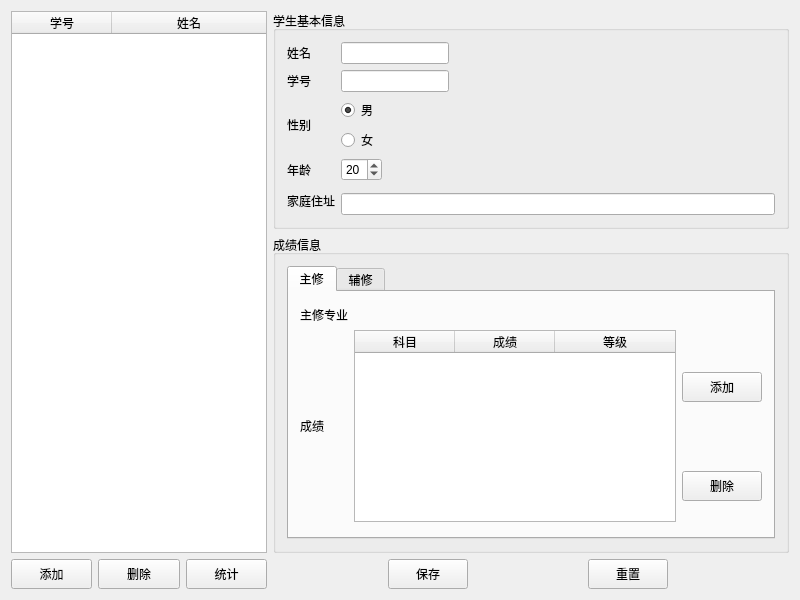
Above: StudentManager/StudentMain.ui from cairijun/homework before the change. Below: the same form after it.
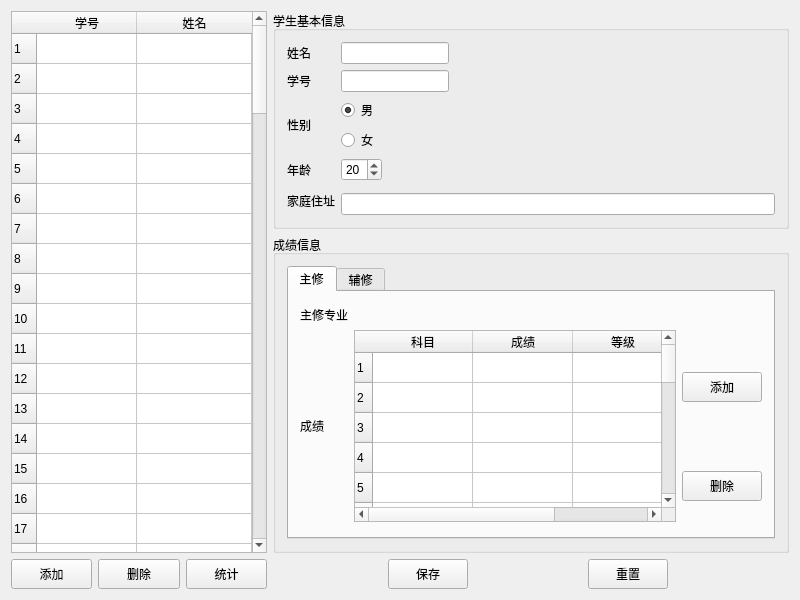
That is the form after the change.

```diff
--- a/StudentManager/StudentMain.ui
+++ b/StudentManager/StudentMain.ui
@@ -199,12 +199,35 @@
               <property name="sortingEnabled">
                <bool>true</bool>
               </property>
+              <property name="rowCount">
+               <number>20</number>
+              </property>
               <attribute name="horizontalHeaderVisible">
                <bool>true</bool>
               </attribute>
               <attribute name="horizontalHeaderStretchLastSection">
                <bool>true</bool>
               </attribute>
+              <row/>
+              <row/>
+              <row/>
+              <row/>
+              <row/>
+              <row/>
+              <row/>
+              <row/>
+              <row/>
+              <row/>
+              <row/>
+              <row/>
+              <row/>
+              <row/>
+              <row/>
+              <row/>
+              <row/>
+              <row/>
+              <row/>
+              <row/>
               <column>
                <property name="text">
                 <string>科目</string>
@@ -557,6 +580,9 @@
      <property name="sortingEnabled">
       <bool>true</bool>
      </property>
+     <property name="rowCount">
+      <number>100</number>
+     </property>
      <property name="columnCount">
       <number>2</number>
      </property>
@@ -566,6 +592,106 @@
      <attribute name="horizontalHeaderStretchLastSection">
       <bool>true</bool>
      </attribute>
+     <row/>
+     <row/>
+     <row/>
+     <row/>
+     <row/>
+     <row/>
+     <row/>
+     <row/>
+     <row/>
+     <row/>
+     <row/>
+     <row/>
+     <row/>
+     <row/>
+     <row/>
+     <row/>
+     <row/>
+     <row/>
+     <row/>
+     <row/>
+     <row/>
+     <row/>
+     <row/>
+     <row/>
+     <row/>
+     <row/>
+     <row/>
+     <row/>
+     <row/>
+     <row/>
+     <row/>
+     <row/>
+     <row/>
+     <row/>
+     <row/>
+     <row/>
+     <row/>
+     <row/>
+     <row/>
+     <row/>
+     <row/>
+     <row/>
+     <row/>
+     <row/>
+     <row/>
+     <row/>
+     <row/>
+     <row/>
+     <row/>
+     <row/>
+     <row/>
+     <row/>
+     <row/>
+     <row/>
+     <row/>
+     <row/>
+     <row/>
+     <row/>
+     <row/>
+     <row/>
+     <row/>
+     <row/>
+     <row/>
+     <row/>
+     <row/>
+     <row/>
+     <row/>
+     <row/>
+     <row/>
+     <row/>
+     <row/>
+     <row/>
+     <row/>
+     <row/>
+     <row/>
+     <row/>
+     <row/>
+     <row/>
+     <row/>
+     <row/>
+     <row/>
+     <row/>
+     <row/>
+     <row/>
+     <row/>
+     <row/>
+     <row/>
+     <row/>
+     <row/>
+     <row/>
+     <row/>
+     <row/>
+     <row/>
+     <row/>
+     <row/>
+     <row/>
+     <row/>
+     <row/>
+     <row/>
+     <row/>
      <column>
       <property name="text">
        <string>学号</string>
```
Left out of the diff: 29 changed lines with no effect on the pictures.
